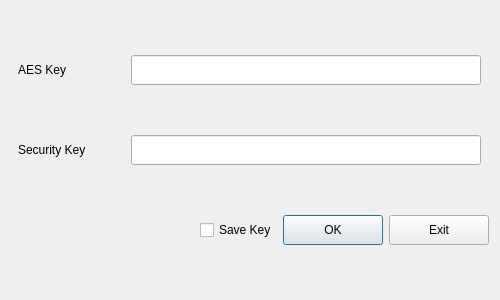
Old version of the form login.ui in the repository changhee-won/AiCoinsTrade.
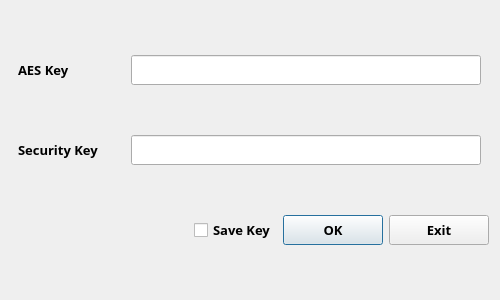
New version of the form.

```diff
--- a/login.ui
+++ b/login.ui
@@ -22,6 +22,14 @@
     <height>300</height>
    </size>
   </property>
+  <property name="font">
+   <font>
+    <family>Arial Black</family>
+    <pointsize>10</pointsize>
+    <weight>75</weight>
+    <bold>true</bold>
+   </font>
+  </property>
   <property name="windowTitle">
    <string>Login</string>
   </property>
```
